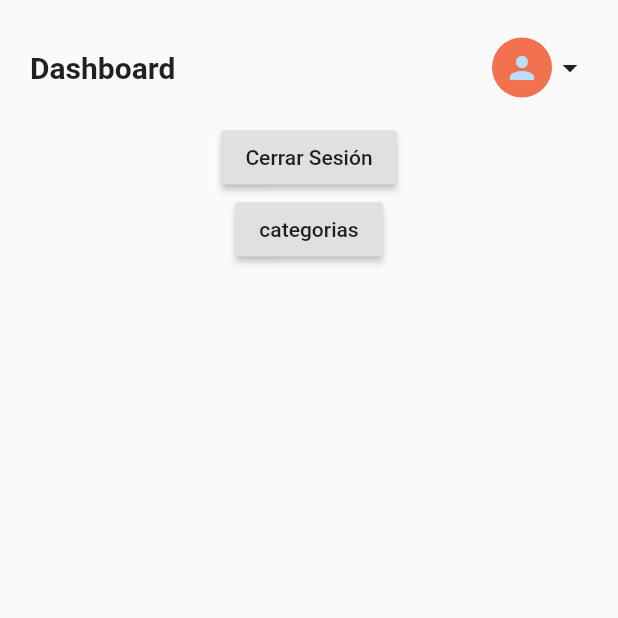
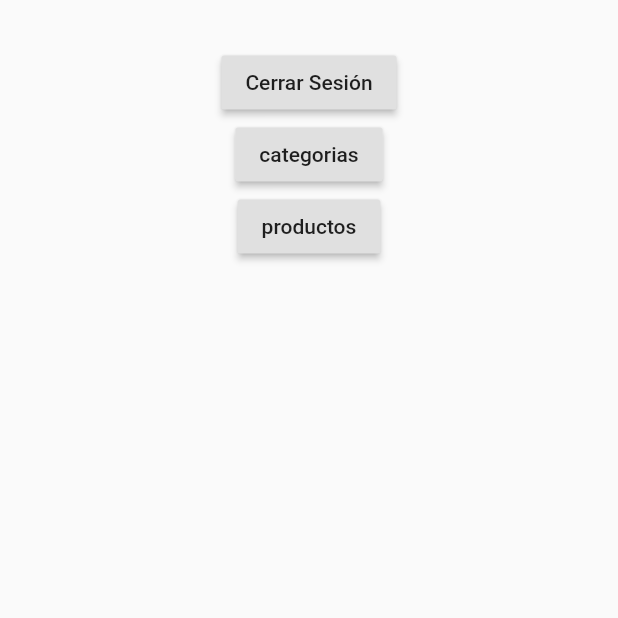
Before and after one commit to luisarispe/almacen-flutter, a Flutter app: the DashboardPage screen opened by its route, on a phone screen of 412 x 824 dp, the top half of it. Run offline on Flutter 3.47's test engine with Material 2 defaults, Android fonts, the phone set to English and light mode, and no system bars; our stand-ins replace flutter_secure_storage, flutter_slidable, modal_progress_hud; missing offline and left inert: sweetalert; accounts and stored records are empty; network calls fail.

Commit message:
generando vista de productos

```diff
--- a/lib/global/env.dart
+++ b/lib/global/env.dart
@@ -1,3 +1,3 @@
 class Env {
-  static String apiUrl = "http://192.168.0.20:3000/api/";
+  static String apiUrl = "http://192.168.0.11:3000/api/";
 }
--- a/lib/models/categoria.dart
+++ b/lib/models/categoria.dart
@@ -12,34 +12,34 @@ class Categoria {
   Categoria({
     this.estado,
     this.nombre,
-    this.usuario,
-    this.fechaCreado,
-    this.fechaActualizado,
+    this.idUsuario,
+    this.createdAt,
+    this.updatedAt,
     this.id,
   });
 
   int estado;
   String nombre;
-  String usuario;
-  DateTime fechaCreado;
-  DateTime fechaActualizado;
-  String id;
+  int idUsuario;
+  DateTime createdAt;
+  DateTime updatedAt;
+  int id;
 
   factory Categoria.fromJson(Map<String, dynamic> json) => Categoria(
         estado: json["estado"],
         nombre: json["nombre"],
-        usuario: json["usuario"],
-        fechaCreado: DateTime.parse(json["fecha_creado"]),
-        fechaActualizado: DateTime.parse(json["fecha_actualizado"]),
+        idUsuario: json["id_usuario"],
+        createdAt: DateTime.parse(json["createdAt"]),
+        updatedAt: DateTime.parse(json["updatedAt"]),
         id: json["id"],
       );
 
   Map<String, dynamic> toJson() => {
         "estado": estado,
         "nombre": nombre,
-        "usuario": usuario,
-        "fecha_creado": fechaCreado.toIso8601String(),
-        "fecha_actualizado": fechaActualizado.toIso8601String(),
+        "id_usuario": idUsuario,
+        "createdAt": createdAt.toIso8601String(),
+        "updatedAt": updatedAt.toIso8601String(),
         "id": id,
       };
 }
--- a/lib/models/usuario.dart
+++ b/lib/models/usuario.dart
@@ -13,21 +13,21 @@ class Usuario {
     this.estado,
     this.nombre,
     this.correo,
-    this.fechaCreado,
+    this.createdAt,
     this.id,
   });
 
   int estado;
   String nombre;
   String correo;
-  DateTime fechaCreado;
-  String id;
+  DateTime createdAt;
+  int id;
 
   factory Usuario.fromJson(Map<String, dynamic> json) => Usuario(
         estado: json["estado"],
         nombre: json["nombre"],
         correo: json["correo"],
-        fechaCreado: DateTime.parse(json["fecha_creado"]),
+        createdAt: DateTime.parse(json["createdAt"]),
         id: json["id"],
       );
 
@@ -35,7 +35,7 @@ class Usuario {
         "estado": estado,
         "nombre": nombre,
         "correo": correo,
-        "fecha_creado": fechaCreado.toIso8601String(),
+        "fecha_creado": createdAt.toIso8601String(),
         "id": id,
       };
 }
--- a/lib/pages/categorias_page.dart
+++ b/lib/pages/categorias_page.dart
@@ -81,7 +81,7 @@ class _CategoriasPageState extends State<CategoriasPage> {
 
   Widget _categoriaTitle(Categoria categoria) {
     String fechaFormateada =
-        DateFormat('dd-MM-yyyy – HH:mm:ss').format(categoria.fechaCreado);
+        DateFormat('dd-MM-yyyy – HH:mm:ss').format(categoria.createdAt);
 
     return Slidable(
       actionPane: SlidableDrawerActionPane(),
--- a/lib/pages/dashboard_page.dart
+++ b/lib/pages/dashboard_page.dart
@@ -11,9 +11,10 @@ class DashboardPage extends StatelessWidget {
 
     return Scaffold(
       body: SafeArea(
+        child: Padding(
+          padding: EdgeInsets.symmetric(horizontal: 10, vertical: 15),
           child: Column(
             children: [
-            _header(context),
               Center(
                   child: Column(
                 mainAxisAlignment: MainAxisAlignment.center,
@@ -30,60 +31,17 @@ class DashboardPage extends StatelessWidget {
                       onPressed: () {
                         Navigator.pushNamed(context, 'categorias');
                       }),
+                  RaisedButton(
+                    child: Text('productos'),
+                    onPressed: () {
+                      Navigator.pushNamed(context, 'productos');
+                    },
+                  )
                 ],
               )),
             ],
           ),
         ),
-    );
-  }
-
-  void _showPopupMenu(offset, BuildContext context) async {
-    double left = offset.dx;
-    double top = offset.dy;
-    await showMenu(
-      context: context,
-      position: RelativeRect.fromLTRB(left, top, 0, 0),
-      items: [
-        PopupMenuItem(
-            child: GestureDetector(
-                onTap: () {
-                  AuthService.eliminarToken();
-                  Navigator.pushReplacementNamed(context, 'login');
-                },
-                child: Text('Cerrar Sesión'))),
-      ],
-      elevation: 1.0,
-    );
-  }
-
-  _header(BuildContext context) {
-    return GestureDetector(
-      onTapDown: (TapDownDetails details) {
-        _showPopupMenu(details.globalPosition, context);
-      },
-      child: Container(
-        padding: EdgeInsets.only(top: 25, left: 20, right: 20),
-        child: Row(
-          mainAxisAlignment: MainAxisAlignment.spaceBetween,
-          children: [
-            Text(
-              'Dashboard',
-              style: TextStyle(fontSize: 20, fontWeight: FontWeight.bold),
-            ),
-            Row(
-              children: [
-                CircleAvatar(
-                  child: Icon(Icons.person),
-                  backgroundColor: Color(0xffF2714E),
-                ),
-                Column(
-                  children: [Icon(Icons.arrow_drop_down)],
-                )
-              ],
-            ),
-          ],
-        ),
       ),
     );
   }
--- a/lib/routes/routes.dart
+++ b/lib/routes/routes.dart
@@ -1,7 +1,9 @@
+import 'package:almacen_frontend/pages/agregar_producto_page.dart';
 import 'package:almacen_frontend/pages/categorias_page.dart';
 import 'package:almacen_frontend/pages/dashboard_page.dart';
 import 'package:almacen_frontend/pages/loading_page.dart';
 import 'package:almacen_frontend/pages/login_page.dart';
+import 'package:almacen_frontend/pages/productos_page.dart';
 import 'package:almacen_frontend/pages/registro_page.dart';
 import 'package:flutter/material.dart';
 
@@ -10,5 +12,7 @@ final Map<String, Widget Function(BuildContext)> appRoutes = {
   'registro': (_) => RegistroPage(),
   'dashboard': (_) => DashboardPage(),
   'loading': (_) => LoadingPage(),
-  'categorias': (_) => CategoriasPage()
+  'categorias': (_) => CategoriasPage(),
+  'productos': (_) => ProductoPage(),
+  'agregarProducto': (_) => AgregarProducto()
 };
```
Also changed, not shown: lib/pages/agregar_producto_page.dart (added, +63 -0 lines), lib/pages/productos_page.dart (added, +38 -0 lines), lib/services/categoria_service.dart (+6 -5 lines), lib/widgets/producto/categoria_desplegable.dart (added, +100 -0 lines). Lines whose indentation alone changed are shown as unchanged.
